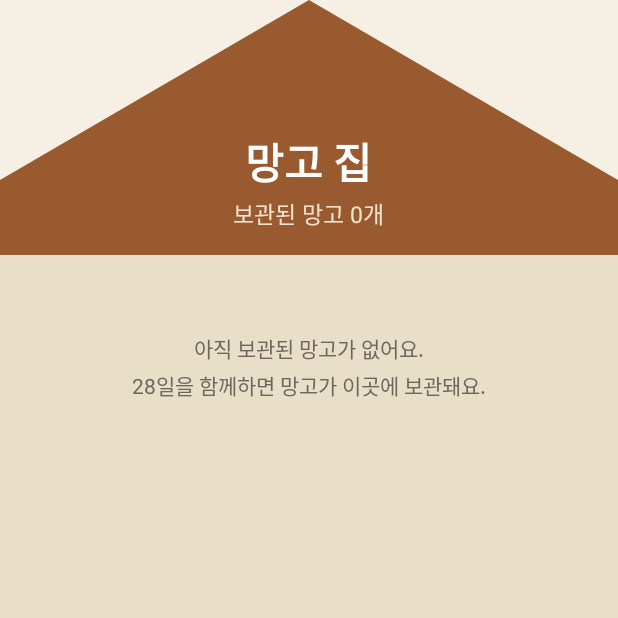
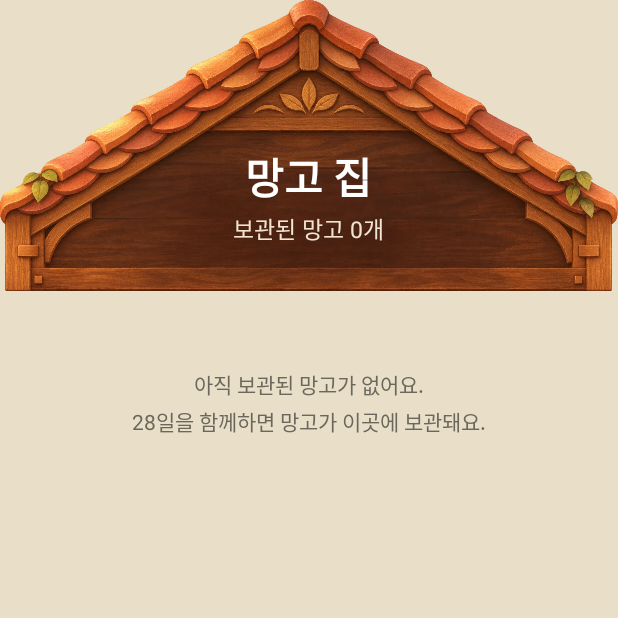
Before and after one commit to niyiyam/JavaApplication, an Android app: the fragment MangoHouseFragment shown on its own in the app's theme, on a phone screen of 412 x 824 dp, the top half of it. Run offline under Robolectric (Android 15) with nearby library versions, the phone set to English and light mode, and no system bars; 1 statement that could not run was skipped.

Commit message:
망고집 지붕을 그림으로 교체
벡터 삼각형 지붕(bg_roof) 대신 기와 지붕 그림(house_roof.webp)을 비율 유지로 표시하고
제목을 나무판 위에 올림. 안 쓰는 roof 색 삭제.

Co-Authored-By: Claude Opus 5.5 <noreply@anthropic.com>

```diff
--- a/app/src/main/res/drawable/bg_roof.xml
+++ /dev/null
@@ -1,14 +0,0 @@
-<?xml version="1.0" encoding="utf-8"?>
-<!-- 망고집 지붕 모양 헤더 -->
-<vector xmlns:android="http://schemas.android.com/apk/res/android"
-    android:width="360dp"
-    android:height="170dp"
-    android:viewportWidth="360"
-    android:viewportHeight="170">
-    <path
-        android:fillColor="@color/cream_bg"
-        android:pathData="M0,0 L360,0 L360,170 L0,170 Z" />
-    <path
-        android:fillColor="@color/roof"
-        android:pathData="M0,120 L180,0 L360,120 L360,170 L0,170 Z" />
-</vector>
--- a/app/src/main/res/layout/fragment_mango_house.xml
+++ b/app/src/main/res/layout/fragment_mango_house.xml
@@ -7,17 +7,24 @@
     android:orientation="vertical"
     tools:context=".MangoHouseFragment">
 
-    <!-- 지붕 모양 헤더 -->
+    <!-- 지붕 모양 헤더: 지붕 그림 위 나무판에 제목 -->
     <FrameLayout
         android:layout_width="match_parent"
-        android:layout_height="170dp"
-        android:background="@drawable/bg_roof">
+        android:layout_height="wrap_content">
+
+        <ImageView
+            android:layout_width="match_parent"
+            android:layout_height="wrap_content"
+            android:adjustViewBounds="true"
+            android:contentDescription="@null"
+            android:scaleType="fitXY"
+            android:src="@drawable/house_roof" />
 
         <LinearLayout
             android:layout_width="wrap_content"
             android:layout_height="wrap_content"
             android:layout_gravity="bottom|center_horizontal"
-            android:layout_marginBottom="16dp"
+            android:layout_marginBottom="30dp"
             android:gravity="center_horizontal"
             android:orientation="vertical">
 
--- a/app/src/main/res/values/colors.xml
+++ b/app/src/main/res/values/colors.xml
@@ -32,7 +32,6 @@
     <color name="ground">#6E9A5E</color>
     <color name="stump">#8B6440</color>
     <color name="stump_top">#B08455</color>
-    <color name="roof">#9A5A30</color>
     <color name="house_bg">#E9DFC8</color>
 
 
```
Also changed, not shown: app/src/main/res/drawable-nodpi/house_roof.webp (added).
